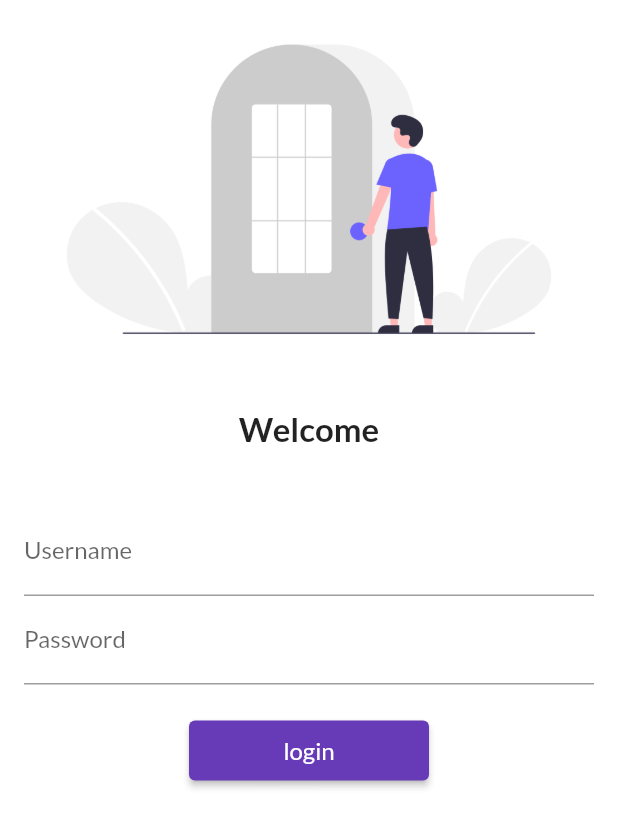
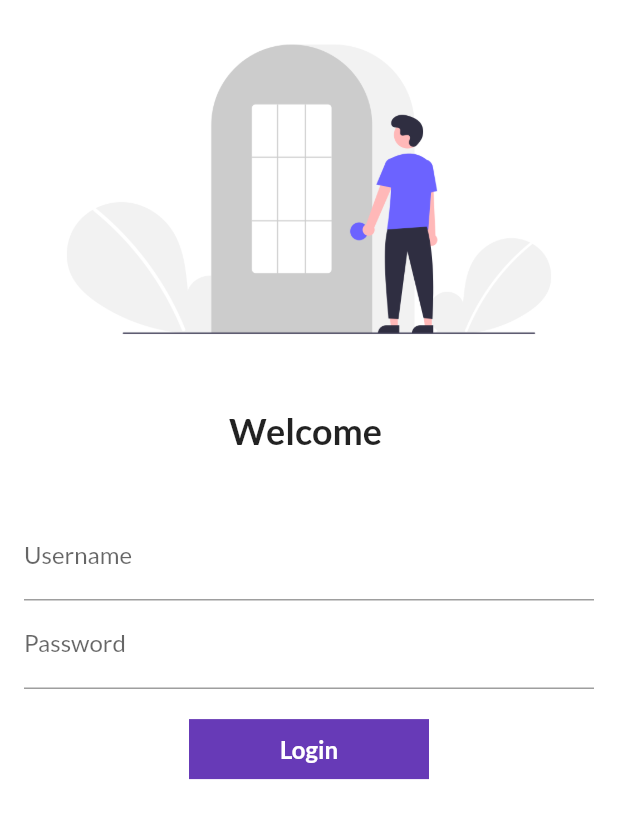
Before and after one commit to 47krishnaveersingh/learnig-flutter, a Flutter app: the screen it shows after launch, on a phone screen of 412 x 824 dp. Shown: the top 828 px of the screen. Run offline on Flutter 3.47's test engine with Material 2 defaults, Android fonts, the phone set to English and light mode, and no system bars; our stand-ins replace google_fonts.

Commit message:
day6 completed

```diff
--- a/lib/pages/login_page.dart
+++ b/lib/pages/login_page.dart
@@ -1,8 +1,16 @@
 import 'package:flutter/material.dart';
 import 'package:initial/utils/routes.dart';
 
-class LoginPage extends StatelessWidget {
+class LoginPage extends StatefulWidget {
   const LoginPage({Key? key}) : super(key: key);
+
+  @override
+  State<LoginPage> createState() => _LoginPageState();
+}
+
+class _LoginPageState extends State<LoginPage> {
+  String name = "";
+  bool changeButton = false;
 
   @override
   Widget build(BuildContext context) {
@@ -18,9 +26,10 @@
               const SizedBox(
                 height: 20,
               ),
-              const Text(
-                "Welcome",
-                style: TextStyle(fontSize: 22, fontWeight: FontWeight.bold),
+              Text(
+                "Welcome $name",
+                style:
+                    const TextStyle(fontSize: 24, fontWeight: FontWeight.bold),
               ),
               const SizedBox(
                 height: 20,
@@ -31,6 +40,10 @@
                 child: Column(
                   children: [
                     TextFormField(
+                      onChanged: (value) {
+                        name = value;
+                        setState(() {});
+                      },
                       decoration: const InputDecoration(
                           label: Text("Username"), hintText: "Enter Username"),
                     ),
@@ -42,17 +55,52 @@
                     const SizedBox(
                       height: 20,
                     ),
-                    ElevatedButton(
-                        style: ButtonStyle(
-                            minimumSize:
-                                MaterialStateProperty.all(const Size(160, 40))),
-                        onPressed: () {
-                          Navigator.pushNamed(context, MyRoutes.homeRoute);
-                        },
-                        child: const Text(
-                          "login",
-                          style: TextStyle(fontSize: 16),
-                        ))
+
+                    InkWell(
+                      onTap: () async {
+                        setState(() {
+                          changeButton = true;
+                        });
+                        await Future.delayed(const Duration(seconds: 1));
+                        Navigator.pushNamed(context, MyRoutes.homeRoute);
+                      },
+                      child: AnimatedContainer(
+                        duration: const Duration(seconds: 1),
+                        alignment: Alignment.center,
+                        height: 40,
+                        width: changeButton ? 50 : 160,
+                        decoration: BoxDecoration(
+                          color: Colors.deepPurple,
+                          shape: changeButton
+                              ? BoxShape.circle
+                              : BoxShape.rectangle,
+                        ),
+                        child: changeButton
+                            ? const Icon(
+                                Icons.done,
+                                color: Colors.white,
+                              )
+                            : const Text(
+                                "Login",
+                                style: TextStyle(
+                                    color: Colors.white,
+                                    fontWeight: FontWeight.bold,
+                                    fontSize: 16),
+                              ),
+                      ),
+                    )
+
+                    // ElevatedButton(
+                    //     style: ButtonStyle(
+                    //         minimumSize:
+                    //             MaterialStateProperty.all(const Size(160, 40))),
+                    //     onPressed: () {
+                    //       Navigator.pushNamed(context, MyRoutes.homeRoute);
+                    //     },
+                    //     child: const Text(
+                    //       "login",
+                    //       style: TextStyle(fontSize: 16),
+                    //     ))
                   ],
                 ),
               )
```
